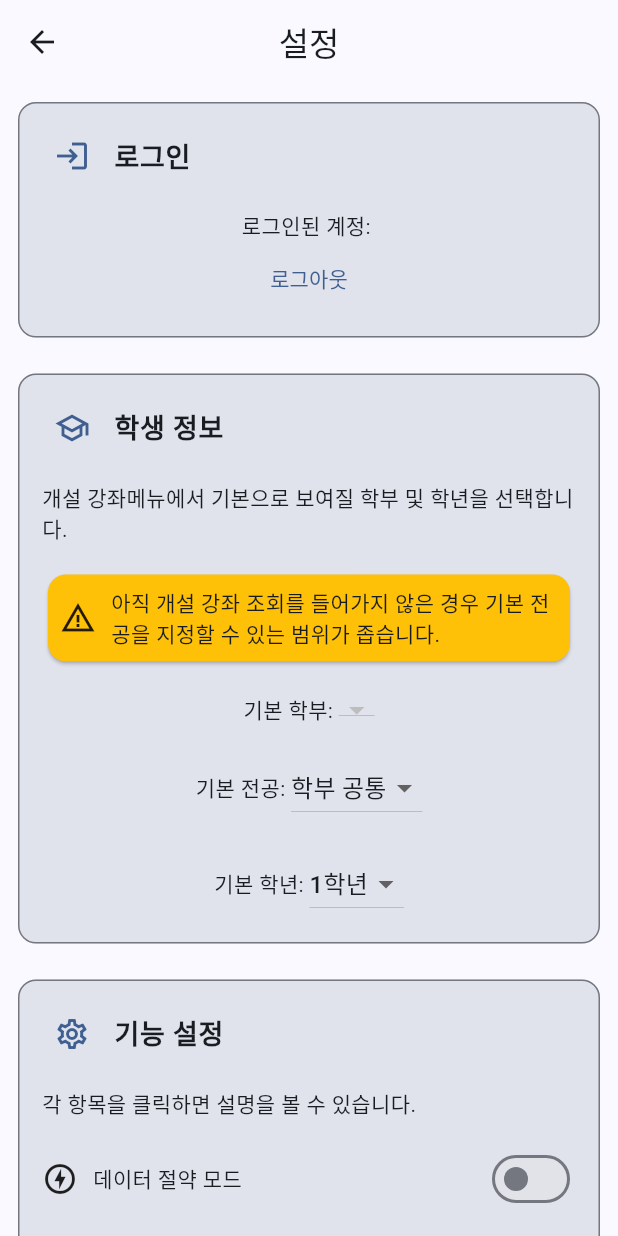
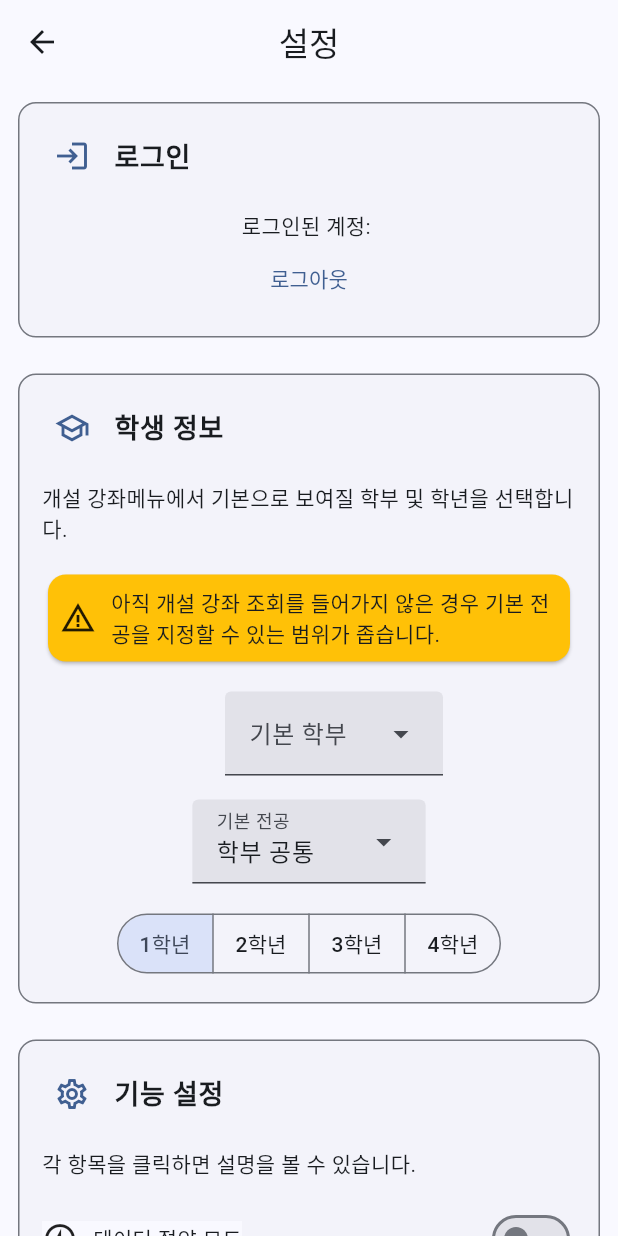
Before and after one commit to sun30812/suwon_mate, a Flutter app: the SettingsPage screen opened by its route, on a phone screen of 412 x 824 dp. Run offline on Flutter 3.47's test engine with Material 2 defaults, Android fonts, the phone set to English and light mode, and no system bars; our stand-ins replace firebase_auth, firebase_core, firebase_database, firebase_dynamic_links, firebase_remote_config, flutter_html and 4 more; accounts and stored records are empty.

Commit message:
디자인 개선
- `TextField` 디자인 변경
- `SnackBar`디자인 변경
- 설정 화면에서 `SegmentedButton`으로 학년 설정하도록 변경
- `DropdownMenu`를 사용하도록 반영
- 학부의 경우 검색이 가능하도록 반영

```diff
--- a/lib/main.dart
+++ b/lib/main.dart
@@ -13,13 +13,13 @@ import 'package:suwon_mate/information/notice_page.dart';
 import 'package:suwon_mate/model/class_info.dart';
 import 'package:suwon_mate/schedule.dart';
 import 'package:suwon_mate/settings.dart';
+import 'package:suwon_mate/styles/style_widget.dart';
 import 'package:suwon_mate/subjects/favorite_subject.dart';
+import 'package:suwon_mate/subjects/open_class.dart';
+import 'package:suwon_mate/subjects/open_class_info.dart';
 import 'package:suwon_mate/subjects/search.dart';
 
 import 'firebase_options.dart';
-import 'styles/style_widget.dart';
-import 'subjects/open_class.dart';
-import 'subjects/open_class_info.dart';
 
 void main() async {
   WidgetsFlutterBinding.ensureInitialized();
--- a/lib/settings.dart
+++ b/lib/settings.dart
@@ -33,16 +33,30 @@ class _StudentInfoSettingWidgetState extends State<StudentInfoSettingWidget> {
   /// 현재 가진 데이터가 동기화된 데이터인지 판단하는 변수이다.
   bool _isSynced = false;
 
-  List<DropdownMenuItem<String>> subDropdownList = [];
-  List<DropdownMenuItem<String>> majorDropdownList = [];
-  final List<DropdownMenuItem<String>> gradeDropdownList = [
-    const DropdownMenuItem(value: '1학년', child: Text('1학년')),
-    const DropdownMenuItem(value: '2학년', child: Text('2학년')),
-    const DropdownMenuItem(value: '3학년', child: Text('3학년')),
-    const DropdownMenuItem(value: '4학년', child: Text('4학년')),
+  /// 학부에 관한 `DropdownMenuEntry`리스트
+  List<DropdownMenuEntry<String>> subDropdownList = [];
+
+  /// 학부의 전공에 관한 `DropdownMenuEntry`리스트
+  List<DropdownMenuEntry<String>> majorDropdownList = [];
+
+  /// 학년 정보에 관한 `ButtonSegment`리스트
+  final List<ButtonSegment<String>> gradeList = [
+    const ButtonSegment<String>(value: '1학년', label: Text('1학년')),
+    const ButtonSegment<String>(value: '2학년', label: Text('2학년')),
+    const ButtonSegment<String>(value: '3학년', label: Text('3학년')),
+    const ButtonSegment<String>(value: '4학년', label: Text('4학년')),
   ];
+
+  /// 앱 버전 확인을 위해 사용되는 변수
   late PackageInfo packageInfo;
 
+  /// 아직 DB업데이트가 진행되지 않은 경우 경고를 띄우는 위젯
+  ///
+  /// 아직 개설 강좌 조회를 진행하지 않아서 DB를 받아온 이력이 없는 경우
+  /// 선택의 폭이 좁기 때문에 노란색 배경의 경고창을 띄우는 위젯이다.
+  ///
+  /// ## 같이 보기
+  /// * [NotiCard]
   Widget noSyncWarning() {
     if (_isSynced) {
       return Container();
@@ -81,13 +95,13 @@ class _StudentInfoSettingWidgetState extends State<StudentInfoSettingWidget> {
           return DataLoadingError(errorMessage: snapshot.error);
         } else {
           majorDropdownList.clear();
-          majorDropdownList.add(const DropdownMenuItem(
+          majorDropdownList.add(const DropdownMenuEntry(
             value: '전체',
-            child: Text('전체'),
+            label: '전체',
           ));
-          majorDropdownList.add(const DropdownMenuItem(
+          majorDropdownList.add(const DropdownMenuEntry(
             value: '학부 공통',
-            child: Text('학부 공통'),
+            label: '학부 공통',
           ));
           if ((snapshot.data as SharedPreferences).containsKey('dpMap')) {
             Map subMap = jsonDecode(
@@ -111,18 +125,18 @@ class _StudentInfoSettingWidgetState extends State<StudentInfoSettingWidget> {
                   ));
             }
             subDropdownList = (subMap.keys.toList() as List<String>)
-                .map((dat) => DropdownMenuItem(
+                .map((dat) => DropdownMenuEntry(
                       value: dat,
-                      child: Text(dat),
+                      label: dat,
                     ))
                 .toList();
-            subDropdownList.sort((a, b) => a.value!.compareTo(b.value!));
+            subDropdownList.sort((a, b) => a.value.compareTo(b.value));
             List tempList = subMap[_myDp] as List;
             tempList.sort((a, b) => a.compareTo(b));
             majorDropdownList.addAll((tempList)
-                .map((dat) => DropdownMenuItem(
+                .map((dat) => DropdownMenuEntry(
                       value: dat.toString(),
-                      child: Text(dat.toString()),
+                      label: dat.toString(),
                     ))
                 .toList());
             _isSynced = true;
@@ -154,61 +168,45 @@ class _StudentInfoSettingWidgetState extends State<StudentInfoSettingWidget> {
                   ),
                   Padding(
                     padding: const EdgeInsets.all(8.0),
-                    child: Row(
-                      mainAxisAlignment: MainAxisAlignment.center,
-                      children: [
-                        const Text('기본 학부: '),
-                        DropdownButton<String>(
-                            borderRadius:
-                                const BorderRadius.all(Radius.circular(10.0)),
-                            items: subDropdownList,
-                            onChanged: (String? value) {
+                    child: DropdownMenu<String>(
+                        label: const Text('기본 학부'),
+                        inputDecorationTheme:
+                            const InputDecorationTheme(filled: true),
+                        enableFilter: true,
+                        dropdownMenuEntries: subDropdownList,
+                        onSelected: (String? value) {
                           setState(() {
                             _myDp = value!;
                             _mySub = '학부 공통';
                           });
                         },
-                            value: _myDp),
-                      ],
-                    ),
+                        initialSelection: _myDp),
                   ),
                   Padding(
                     padding: const EdgeInsets.all(8.0),
-                    child: Row(
-                      mainAxisAlignment: MainAxisAlignment.center,
-                      children: [
-                        const Text('기본 전공: '),
-                        DropdownButton<String>(
-                            borderRadius:
-                                const BorderRadius.all(Radius.circular(10.0)),
-                            items: majorDropdownList,
-                            onChanged: (String? value) {
+                    child: DropdownMenu<String>(
+                        inputDecorationTheme:
+                            const InputDecorationTheme(filled: true),
+                        dropdownMenuEntries: majorDropdownList,
+                        label: const Text('기본 전공'),
+                        onSelected: (String? value) {
                           setState(() {
                             _mySub = value!;
                           });
                         },
-                            value: _mySub),
-                      ],
-                    ),
+                        initialSelection: _mySub),
                   ),
                   Padding(
                     padding: const EdgeInsets.all(8.0),
-                    child: Row(
-                      mainAxisAlignment: MainAxisAlignment.center,
-                      children: [
-                        const Text('기본 학년: '),
-                        DropdownButton<String>(
-                            items: gradeDropdownList,
-                            borderRadius:
-                                const BorderRadius.all(Radius.circular(10.0)),
-                            onChanged: (String? value) {
+                    child: SegmentedButton<String>(
+                        showSelectedIcon: false,
+                        segments: gradeList,
+                        onSelectionChanged: (value) {
                           setState(() {
-                                _grade = value!;
+                            _grade = value.first;
                           });
                         },
-                            value: _grade),
-                      ],
-                    ),
+                        selected: {_grade}),
                   ),
                 ],
               ));
@@ -261,7 +259,6 @@ class FunctionSettingWidget extends ConsumerWidget {
                   mainAxisAlignment: MainAxisAlignment.spaceBetween,
                   children: [
                     Material(
-                      color: Theme.of(context).colorScheme.surfaceVariant,
                       child: InkWell(
                           onTap: () {
                             showDialog(
@@ -292,8 +289,6 @@ class FunctionSettingWidget extends ConsumerWidget {
                           )),
                     ),
                     Switch(
-                        activeTrackColor: const Color.fromARGB(255, 0, 54, 112),
-                        activeColor: const Color.fromARGB(200, 0, 54, 112),
                         value: functionSetting.offline,
                         onChanged: (newValue) {
                           if (kIsWeb) {
@@ -317,7 +312,6 @@ class FunctionSettingWidget extends ConsumerWidget {
                   mainAxisAlignment: MainAxisAlignment.spaceBetween,
                   children: [
                     Material(
-                      color: Theme.of(context).colorScheme.surfaceVariant,
                       child: InkWell(
                           onTap: () {
                             showDialog(
@@ -348,8 +342,6 @@ class FunctionSettingWidget extends ConsumerWidget {
                           )),
                     ),
                     Switch(
-                        activeTrackColor: const Color.fromARGB(255, 0, 54, 112),
-                        activeColor: const Color.fromARGB(200, 0, 54, 112),
                         value: functionSetting.liveSearch,
                         onChanged: ref
                             .read(functionSettingControllerNotifierProvider
```
Also changed, not shown: lib/styles/style_widget.dart (+25 -15 lines), lib/subjects/open_class.dart (+68 -54 lines), lib/subjects/search.dart (+17 -7 lines). Lines whose indentation alone changed are shown as unchanged.
